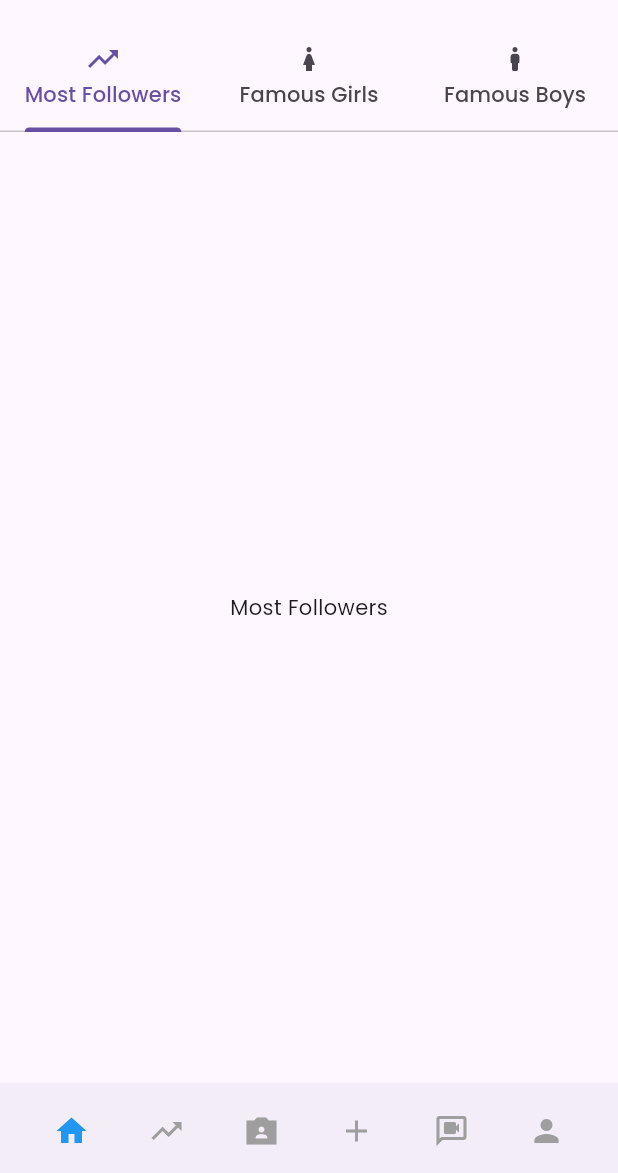
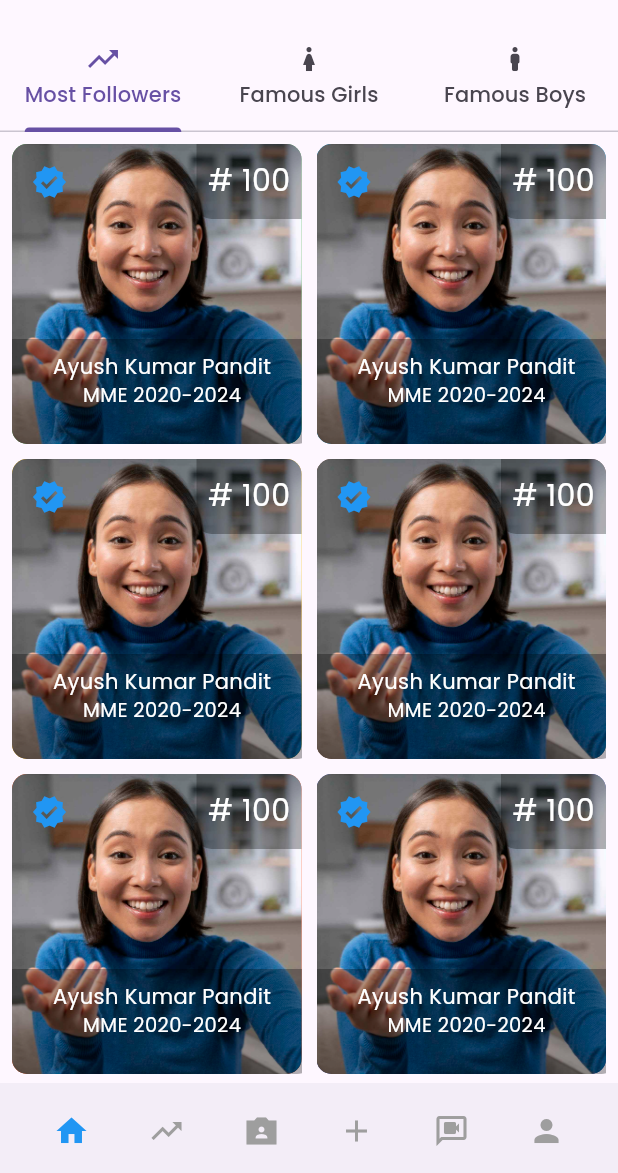
Before and after one commit to Ayushpanditmoto/juconfession, a Flutter app: the screen it shows once a user with an empty profile is signed in, swiped to page 2, on a phone screen of 412 x 824 dp, the part 63-1236 px from its top. Run offline on Flutter 3.47's test engine with Material 2 defaults, Android fonts, the phone set to English and light mode, and no system bars; our stand-ins replace cached_network_image, cloud_firestore, connectivity_plus, firebase_auth, firebase_core, firebase_database and 8 more; missing offline and left inert: cloudinary, flutter_face_pile, flutter_webrtc, peerdart; accounts and stored records are empty.

Commit message:
feat added most followers widget

```diff
--- a/lib/Screens/home.dart
+++ b/lib/Screens/home.dart
@@ -1,6 +1,7 @@
 import 'package:flutter/material.dart';
 import 'package:juconfession/Screens/all_user.dart';
 import 'package:juconfession/Screens/confession.dart';
+import 'package:juconfession/Screens/profile.screen.dart';
 import 'package:juconfession/Screens/trending.dart';
 import 'package:juconfession/Screens/video_chat.dart';
 
@@ -148,9 +149,7 @@ class _ConfessionState extends State<Confession> {
           AllUsers(),
           AddConfession(),
           VideoChat(),
-          Center(
-            child: Text('Profile'),
-          ),
+          ProfileScreen(),
         ],
       ),
     );
--- a/lib/Screens/most.popular.dart
+++ b/lib/Screens/most.popular.dart
@@ -1,12 +1,135 @@
 import 'package:flutter/material.dart';
+import 'package:flutter_staggered_grid_view/flutter_staggered_grid_view.dart';
 
 class MostPopular extends StatelessWidget {
   const MostPopular({super.key});
 
   @override
   Widget build(BuildContext context) {
-    return const Center(
-      child: Text("Most Followers"),
+    return SingleChildScrollView(
+      physics: const BouncingScrollPhysics(),
+      child: Padding(
+        padding: const EdgeInsets.all(8.0),
+        child: StaggeredGrid.count(
+          crossAxisCount: 2,
+          crossAxisSpacing: 10,
+          mainAxisSpacing: 10,
+          children: <Widget>[
+            _tile(Colors.green),
+            _tile(Colors.lightBlue),
+            _tile(Colors.amber),
+            _tile(Colors.brown),
+            _tile(Colors.deepOrange),
+            _tile(Colors.indigo),
+            _tile(Colors.red),
+            _tile(Colors.pink),
+            _tile(Colors.purple),
+            _tile(Colors.blue),
+            _tile(Colors.green),
+            _tile(Colors.lightBlue),
+            _tile(Colors.amber),
+            _tile(Colors.brown),
+            _tile(Colors.deepOrange),
+            _tile(Colors.indigo),
+            _tile(Colors.red),
+            _tile(Colors.pink),
+            _tile(Colors.purple),
+            _tile(Colors.blue),
+          ],
+        ),
+      ),
+    );
+  }
+
+  Widget _tile(Color color) {
+    return Stack(
+      children: [
+        Container(
+          width: 200,
+          height: 200,
+          decoration: BoxDecoration(
+            image: DecorationImage(
+              image: Image.asset('assets/girl.jpg').image,
+              fit: BoxFit.cover,
+            ),
+            color: color,
+            borderRadius: BorderRadius.circular(10),
+          ),
+        ),
+        const Positioned(
+          top: 0,
+          left: 0,
+          child: SizedBox(
+            width: 50,
+            height: 50,
+            child: Icon(
+              Icons.verified,
+              color: Colors.blue,
+            ),
+          ),
+        ),
+        //Ranking number
+        Positioned(
+          top: 0,
+          right: 0,
+          child: Container(
+            width: 70,
+            height: 50,
+            decoration: BoxDecoration(
+              color: Colors.black.withOpacity(0.3),
+              borderRadius: const BorderRadius.only(
+                bottomLeft: Radius.circular(10),
+                topRight: Radius.circular(10),
+              ),
+            ),
+            child: const Center(
+              child: Text(
+                '# 100',
+                style: TextStyle(
+                  color: Colors.white,
+                  fontSize: 20,
+                ),
+              ),
+            ),
+          ),
+        ),
+        Positioned(
+          bottom: 0,
+          left: 0,
+          child: Container(
+            width: 200,
+            height: 70,
+            decoration: BoxDecoration(
+              color: Colors.black.withOpacity(0.3),
+              borderRadius: const BorderRadius.only(
+                bottomLeft: Radius.circular(10),
+                bottomRight: Radius.circular(10),
+              ),
+            ),
+            child: Padding(
+              padding: const EdgeInsets.all(8.0),
+              child: Column(
+                children: const [
+                  Text(
+                    'Ayush Kumar Pandit',
+                    style: TextStyle(
+                      color: Colors.white,
+                      fontSize: 14,
+                    ),
+                  ),
+                  Text(
+                    'MME 2020-2024',
+                    style: TextStyle(
+                      color: Colors.white,
+                      fontSize: 13,
+                    ),
+                  ),
+                ],
+              ),
+            ),
+          ),
+        ),
+      ],
     );
   }
 }
```
Also changed, not shown: lib/Screens/profile.screen.dart (added, +295 -0 lines).
